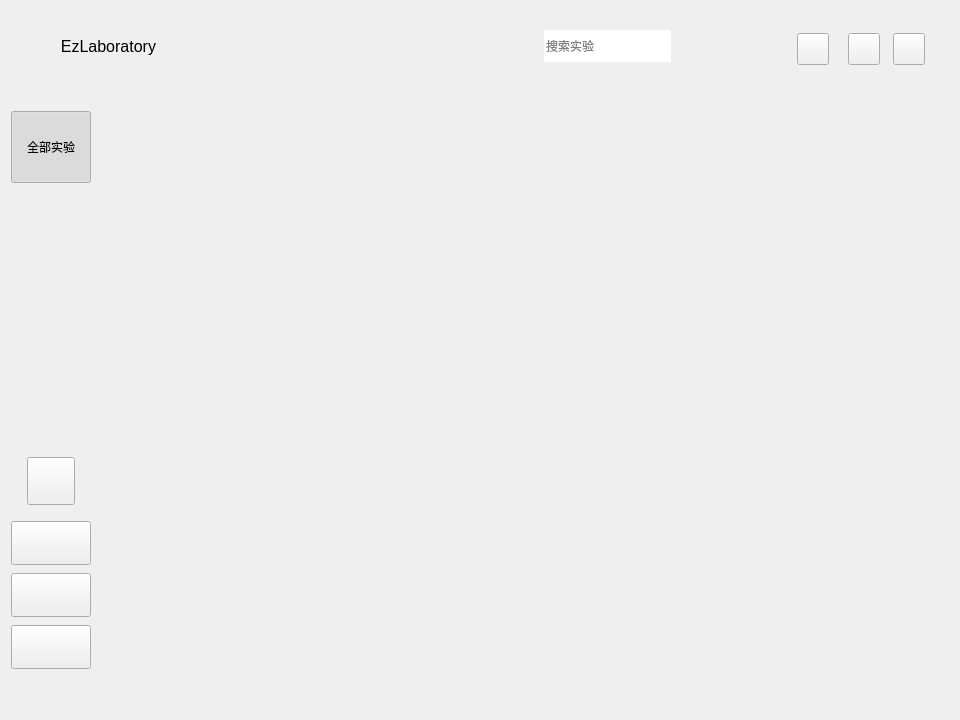
First picture: the form in EzLaboratory/source/mainwindow/MainWindow.ui, repository Shulincooky/EzLaboratory, before the edit.
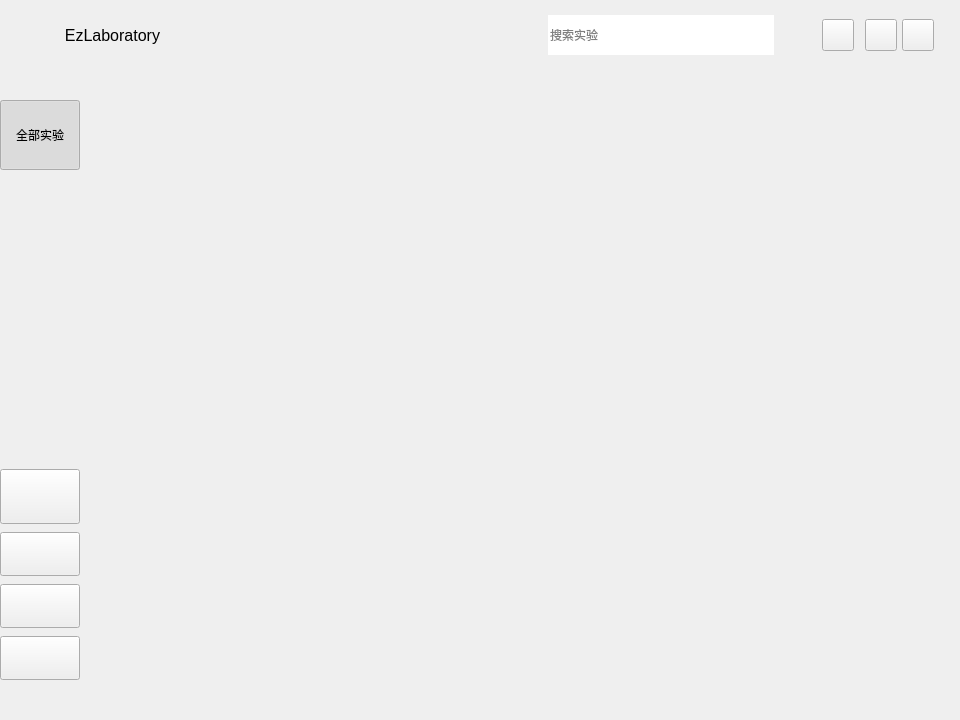
Second picture: the form after the edit. Icons and pictures are not drawn.

```diff
--- a/EzLaboratory/source/mainwindow/MainWindow.ui
+++ b/EzLaboratory/source/mainwindow/MainWindow.ui
@@ -21,6 +21,283 @@
   </property>
   <widget class="QWidget" name="centralWidget">
    <layout class="QGridLayout" name="gridLayout">
+    <property name="leftMargin">
+     <number>0</number>
+    </property>
+    <property name="topMargin">
+     <number>0</number>
+    </property>
+    <property name="rightMargin">
+     <number>0</number>
+    </property>
+    <property name="bottomMargin">
+     <number>0</number>
+    </property>
+    <property name="spacing">
+     <number>0</number>
+    </property>
+    <item row="1" column="0">
+     <widget class="QStackedWidget" name="mainContentStack">
+      <property name="currentIndex">
+       <number>0</number>
+      </property>
+      <widget class="QWidget" name="workspace">
+       <layout class="QGridLayout" name="workspaceLayout">
+        <property name="leftMargin">
+         <number>0</number>
+        </property>
+        <property name="topMargin">
+         <number>0</number>
+        </property>
+        <property name="rightMargin">
+         <number>0</number>
+        </property>
+        <property name="bottomMargin">
+         <number>0</number>
+        </property>
+        <property name="spacing">
+         <number>0</number>
+        </property>
+        <item row="0" column="0">
+         <widget class="QWidget" name="sideBar" native="true">
+          <property name="minimumSize">
+           <size>
+            <width>80</width>
+            <height>0</height>
+           </size>
+          </property>
+          <property name="maximumSize">
+           <size>
+            <width>80</width>
+            <height>16777215</height>
+           </size>
+          </property>
+          <layout class="QVBoxLayout" name="verticalLayout">
+           <property name="spacing">
+            <number>8</number>
+           </property>
+           <property name="leftMargin">
+            <number>0</number>
+           </property>
+           <property name="topMargin">
+            <number>30</number>
+           </property>
+           <property name="rightMargin">
+            <number>0</number>
+           </property>
+           <property name="bottomMargin">
+            <number>40</number>
+           </property>
+           <item>
+            <widget class="QToolButton" name="navExperimentsButton">
+             <property name="minimumSize">
+              <size>
+               <width>80</width>
+               <height>70</height>
+              </size>
+             </property>
+             <property name="maximumSize">
+              <size>
+               <width>80</width>
+               <height>70</height>
+              </size>
+             </property>
+             <property name="toolTip">
+              <string>Experiments</string>
+             </property>
+             <property name="text">
+              <string>全部实验</string>
+             </property>
+             <property name="icon">
+              <iconset resource="../../resources/Main.qrc">
+               <normaloff>:/Main/icons/sidebar/all_experiments.svg</normaloff>
+               <normalon>:/Main/icons/sidebar/all_experiments_active.svg</normalon>:/Main/icons/sidebar/all_experiments.svg</iconset>
+             </property>
+             <property name="iconSize">
+              <size>
+               <width>32</width>
+               <height>32</height>
+              </size>
+             </property>
+             <property name="checkable">
+              <bool>true</bool>
+             </property>
+             <property name="checked">
+              <bool>true</bool>
+             </property>
+             <property name="toolButtonStyle">
+              <enum>Qt::ToolButtonStyle::ToolButtonTextUnderIcon</enum>
+             </property>
+            </widget>
+           </item>
+           <item>
+            <spacer name="sideBarSpacer">
+             <property name="orientation">
+              <enum>Qt::Orientation::Vertical</enum>
+             </property>
+             <property name="sizeHint" stdset="0">
+              <size>
+               <width>0</width>
+               <height>0</height>
+              </size>
+             </property>
+            </spacer>
+           </item>
+           <item>
+            <widget class="QToolButton" name="avatarButton">
+             <property name="sizePolicy">
+              <sizepolicy hsizetype="Fixed" vsizetype="Fixed">
+               <horstretch>0</horstretch>
+               <verstretch>0</verstretch>
+              </sizepolicy>
+             </property>
+             <property name="minimumSize">
+              <size>
+               <width>80</width>
+               <height>55</height>
+              </size>
+             </property>
+             <property name="maximumSize">
+              <size>
+               <width>80</width>
+               <height>55</height>
+              </size>
+             </property>
+             <property name="toolTip">
+              <string>Profile</string>
+             </property>
+             <property name="text">
+              <string/>
+             </property>
+             <property name="icon">
+              <iconset resource="../../resources/Main.qrc">
+               <normaloff>:/Main/icons/sidebar/avatar_default.svg</normaloff>:/Main/icons/sidebar/avatar_default.svg</iconset>
+             </property>
+             <property name="iconSize">
+              <size>
+               <width>50</width>
+               <height>50</height>
+              </size>
+             </property>
+             <property name="checkable">
+              <bool>true</bool>
+             </property>
+            </widget>
+           </item>
+           <item>
+            <widget class="QToolButton" name="historyButton">
+             <property name="minimumSize">
+              <size>
+               <width>80</width>
+               <height>44</height>
+              </size>
+             </property>
+             <property name="maximumSize">
+              <size>
+               <width>80</width>
+               <height>44</height>
+              </size>
+             </property>
+             <property name="toolTip">
+              <string>History</string>
+             </property>
+             <property name="text">
+              <string/>
+             </property>
+             <property name="icon">
+              <iconset resource="../../resources/Main.qrc">
+               <normaloff>:/Main/icons/sidebar/history.svg</normaloff>
+               <normalon>:/Main/icons/sidebar/history_active.svg</normalon>:/Main/icons/sidebar/history.svg</iconset>
+             </property>
+             <property name="iconSize">
+              <size>
+               <width>34</width>
+               <height>34</height>
+              </size>
+             </property>
+             <property name="checkable">
+              <bool>true</bool>
+             </property>
+            </widget>
+           </item>
+           <item>
+            <widget class="QToolButton" name="themeButton">
+             <property name="minimumSize">
+              <size>
+               <width>80</width>
+               <height>44</height>
+              </size>
+             </property>
+             <property name="maximumSize">
+              <size>
+               <width>80</width>
+               <height>44</height>
+              </size>
+             </property>
+             <property name="toolTip">
+              <string>Theme</string>
+             </property>
+             <property name="text">
+              <string/>
+             </property>
+             <property name="icon">
+              <iconset resource="../../resources/Main.qrc">
+               <normaloff>:/Main/icons/sidebar/moon.svg</normaloff>:/Main/icons/sidebar/moon.svg</iconset>
+             </property>
+             <property name="iconSize">
+              <size>
+               <width>32</width>
+               <height>32</height>
+              </size>
+             </property>
+            </widget>
+           </item>
+           <item>
+            <widget class="QToolButton" name="settingsButton">
+             <property name="minimumSize">
+              <size>
+               <width>80</width>
+               <height>44</height>
+              </size>
+             </property>
+             <property name="maximumSize">
+              <size>
+               <width>80</width>
+               <height>44</height>
+              </size>
+             </property>
+             <property name="toolTip">
+              <string>Settings</string>
+             </property>
+             <property name="text">
+              <string/>
+             </property>
+             <property name="icon">
+              <iconset resource="../../resources/Main.qrc">
+               <normaloff>:/Main/icons/sidebar/setting.svg</normaloff>
+               <normalon>:/Main/icons/sidebar/setting_active.svg</normalon>:/Main/icons/sidebar/setting.svg</iconset>
+             </property>
+             <property name="iconSize">
+              <size>
+               <width>32</width>
+               <height>32</height>
+              </size>
+             </property>
+             <property name="checkable">
+              <bool>true</bool>
+             </property>
+            </widget>
+           </item>
+          </layout>
+         </widget>
+        </item>
+        <item row="0" column="1">
+         <widget class="QStackedWidget" name="workspaceContentStack"/>
+        </item>
+       </layout>
+      </widget>
+     </widget>
+    </item>
     <item row="0" column="0">
      <widget class="QWidget" name="topBar" native="true">
       <property name="minimumSize">
@@ -36,8 +313,38 @@
        </size>
       </property>
       <layout class="QHBoxLayout" name="horizontalLayout_7">
+       <property name="spacing">
+        <number>0</number>
+       </property>
+       <property name="leftMargin">
+        <number>0</number>
+       </property>
+       <property name="topMargin">
+        <number>0</number>
+       </property>
+       <property name="rightMargin">
+        <number>0</number>
+       </property>
+       <property name="bottomMargin">
+        <number>0</number>
+       </property>
        <item>
         <layout class="QHBoxLayout" name="horizontalLayout_2">
+         <property name="spacing">
+          <number>4</number>
+         </property>
+         <property name="leftMargin">
+          <number>28</number>
+         </property>
+         <property name="topMargin">
+          <number>0</number>
+         </property>
+         <property name="rightMargin">
+          <number>32</number>
+         </property>
+         <property name="bottomMargin">
+          <number>0</number>
+         </property>
          <item>
           <widget class="QLabel" name="logoLabel">
            <property name="minimumSize">
@@ -84,6 +391,21 @@
        </item>
        <item>
         <layout class="QHBoxLayout" name="horizontalLayout_6">
+         <property name="spacing">
+          <number>0</number>
+         </property>
+         <property name="leftMargin">
+          <number>0</number>
+         </property>
+         <property name="topMargin">
+          <number>0</number>
+         </property>
+         <property name="rightMargin">
+          <number>24</number>
+         </property>
+         <property name="bottomMargin">
+          <number>0</number>
+         </property>
          <item>
           <spacer name="topBarLogoSpacer">
            <property name="orientation">
@@ -91,14 +413,20 @@
            </property>
            <property name="sizeHint" stdset="0">
             <size>
-             <width>40</width>
-             <height>20</height>
+             <width>0</width>
+             <height>0</height>
             </size>
            </property>
           </spacer>
          </item>
          <item>
           <widget class="QWidget" name="searchFrame" native="true">
+           <property name="sizePolicy">
+            <sizepolicy hsizetype="Preferred" vsizetype="Preferred">
+             <horstretch>0</horstretch>
+             <verstretch>0</verstretch>
+            </sizepolicy>
+           </property>
            <property name="minimumSize">
             <size>
              <width>274</width>
@@ -111,62 +439,73 @@
              <height>40</height>
             </size>
            </property>
-           <widget class="QLabel" name="searchIconLabel">
-            <property name="geometry">
-             <rect>
-              <x>8</x>
-              <y>8</y>
-              <width>24</width>
-              <height>24</height>
-             </rect>
+           <layout class="QHBoxLayout" name="horizontalLayout_3">
+            <property name="spacing">
+             <number>8</number>
             </property>
-            <property name="minimumSize">
-             <size>
-              <width>24</width>
-              <height>24</height>
-             </size>
+            <property name="leftMargin">
+             <number>8</number>
             </property>
-            <property name="maximumSize">
-             <size>
-              <width>24</width>
-              <height>24</height>
-             </size>
+            <property name="topMargin">
+             <number>0</number>
             </property>
-            <property name="text">
-             <string/>
+            <property name="rightMargin">
+             <number>8</number>
             </property>
-            <property name="pixmap">
-             <pixmap resource="../../resources/Main.qrc">:/Main/icons/topbar/search.svg</pixmap>
+            <property name="bottomMargin">
+             <number>0</number>
             </property>
-            <property name="scaledContents">
-             <bool>true</bool>
-            </property>
-           </widget>
-           <widget class="QLineEdit" name="searchLineEdit">
-            <property name="geometry">
-             <rect>
-              <x>40</x>
-              <y>4</y>
-              <width>127</width>
-              <height>32</height>
-             </rect>
-            </property>
-            <property name="minimumSize">
-             <size>
-              <width>0</width>
-              <height>32</height>
-             </size>
-            </property>
-            <property name="frame">
-             <bool>false</bool>
-            </property>
-            <property name="placeholderText">
-             <string>搜索实验</string>
-            </property>
-            <property name="clearButtonEnabled">
-             <bool>true</bool>
-            </property>
-           </widget>
+            <item>
+             <widget class="QLabel" name="searchIconLabel">
+              <property name="minimumSize">
+               <size>
+                <width>24</width>
+                <height>24</height>
+               </size>
+              </property>
+              <property name="maximumSize">
+               <size>
+                <width>24</width>
+                <height>24</height>
+               </size>
+              </property>
+              <property name="text">
+               <string/>
+              </property>
+              <property name="pixmap">
+               <pixmap resource="../../resources/Main.qrc">:/Main/icons/topbar/search.svg</pixmap>
+              </property>
+              <property name="scaledContents">
+               <bool>true</bool>
+              </property>
+             </widget>
+            </item>
+            <item>
+             <widget class="QLineEdit" name="searchLineEdit">
+              <property name="sizePolicy">
+               <sizepolicy hsizetype="Expanding" vsizetype="Preferred">
+                <horstretch>0</horstretch>
+                <verstretch>0</verstretch>
+               </sizepolicy>
+              </property>
+              <property name="minimumSize">
+               <size>
+                <width>0</width>
+                <height>32</height>
+               </size>
+              </property>
+              <property name="frame">
+               <bool>false</bool>
+              </property>
+              <property name="placeholderText">
+               <string>搜索实验</string>
+              </property>
+              <property name="clearButtonEnabled">
+               <bool>true</bool>
+              </property>
+             </widget>
+            </item>
+           </layout>
           </widget>
          </item>
         </layout>
@@ -186,6 +525,21 @@
           </size>
          </property>
          <layout class="QHBoxLayout" name="horizontalLayout">
+          <property name="spacing">
+           <number>0</number>
+          </property>
+          <property name="leftMargin">
+           <number>16</number>
+          </property>
+          <property name="topMargin">
+           <number>10</number>
+          </property>
+          <property name="rightMargin">
+           <number>26</number>
+          </property>
+          <property name="bottomMargin">
+           <number>10</number>
+          </property>
           <item>
            <widget class="QToolButton" name="minimizeButton">
             <property name="minimumSize">
@@ -229,7 +583,7 @@
             <property name="sizeHint" stdset="0">
              <size>
               <width>11</width>
-              <height>20</height>
+              <height>0</height>
              </size>
             </property>
            </spacer>
@@ -277,7 +631,7 @@
             <property name="sizeHint" stdset="0">
              <size>
               <width>5</width>
-              <height>20</height>
+              <height>0</height>
              </size>
             </property>
            </spacer>
@@ -320,289 +674,10 @@
       </layout>
      </widget>
     </item>
-    <item row="1" column="0">
-     <widget class="QStackedWidget" name="mainContentStack">
-         <property name="currentIndex">
-          <number>0</number>
-         </property>
-         <widget class="QWidget" name="workspace">
-          <layout class="QGridLayout" name="workspaceLayout">
-           <property name="leftMargin">
-            <number>0</number>
-           </property>
-           <property name="topMargin">
-            <number>0</number>
-           </property>
-           <property name="rightMargin">
-            <number>0</number>
-           </property>
-           <property name="bottomMargin">
-            <number>0</number>
-           </property>
-           <property name="spacing">
-            <number>0</number>
-           </property>
-           <item row="0" column="0">
-            <widget class="QWidget" name="sideBar" native="true">
-             <property name="minimumSize">
-              <size>
-               <width>80</width>
-               <height>0</height>
-              </size>
-             </property>
-             <property name="maximumSize">
-              <size>
-               <width>80</width>
-               <height>16777215</height>
-              </size>
-             </property>
-             <layout class="QVBoxLayout" name="sideBarLayout">
-              <property name="spacing">
-               <number>8</number>
-              </property>
-              <property name="leftMargin">
-               <number>0</number>
-              </property>
-              <property name="topMargin">
-               <number>24</number>
-              </property>
-              <property name="rightMargin">
-               <number>0</number>
-              </property>
-              <property name="bottomMargin">
-               <number>40</number>
-              </property>
-              <item>
-               <widget class="QToolButton" name="navExperimentsButton">
-                <property name="minimumSize">
-                 <size>
-                  <width>80</width>
-                  <height>72</height>
-                 </size>
-                </property>
-                <property name="maximumSize">
-                 <size>
-                  <width>80</width>
-                  <height>72</height>
-                 </size>
-                </property>
-                <property name="toolTip">
-                 <string>Experiments</string>
-                </property>
-                <property name="text">
-                 <string>全部实验</string>
-                </property>
-                <property name="icon">
-                 <iconset resource="../../resources/Main.qrc">
-                  <normaloff>:/Main/icons/sidebar/all_experiments.svg</normaloff>
-                  <normalon>:/Main/icons/sidebar/all_experiments_active.svg</normalon>:/Main/icons/sidebar/all_experiments.svg</iconset>
-                </property>
-                <property name="iconSize">
-                 <size>
-                  <width>32</width>
-                  <height>32</height>
-                 </size>
-                </property>
-                <property name="checkable">
-                 <bool>true</bool>
-                </property>
-                <property name="checked">
-                 <bool>true</bool>
-                </property>
-                <property name="toolButtonStyle">
-                 <enum>Qt::ToolButtonStyle::ToolButtonTextUnderIcon</enum>
-                </property>
-               </widget>
-              </item>
-              <item>
-               <spacer name="sideBarSpacer">
-                <property name="orientation">
-                 <enum>Qt::Orientation::Vertical</enum>
-                </property>
-                <property name="sizeHint" stdset="0">
-                 <size>
-                  <width>20</width>
-                  <height>40</height>
-                 </size>
-                </property>
-               </spacer>
-              </item>
-              <item>
-               <widget class="QWidget" name="avatarWidget" native="true">
-                <property name="minimumSize">
-                 <size>
-                  <width>80</width>
-                  <height>56</height>
-                 </size>
-                </property>
-                <property name="maximumSize">
-                 <size>
-                  <width>80</width>
-                  <height>56</height>
-                 </size>
-                </property>
-                <layout class="QGridLayout" name="avatarLayout">
-                 <property name="leftMargin">
-                  <number>0</number>
-                 </property>
-                 <property name="topMargin">
-                  <number>0</number>
-                 </property>
-                 <property name="rightMargin">
-                  <number>0</number>
-                 </property>
-                 <property name="bottomMargin">
-                  <number>8</number>
-                 </property>
-                 <property name="spacing">
-                  <number>0</number>
-                 </property>
-                 <item row="0" column="0" alignment="Qt::AlignmentFlag::AlignHCenter|Qt::AlignmentFlag::AlignTop">
-                  <widget class="QToolButton" name="avatarButton">
-                   <property name="minimumSize">
-                    <size>
-                     <width>48</width>
-                     <height>48</height>
-                    </size>
-                   </property>
-                   <property name="maximumSize">
-                    <size>
-                     <width>48</width>
-                     <height>48</height>
-                    </size>
-                   </property>
-                   <property name="toolTip">
-                    <string>Profile</string>
-                   </property>
-                   <property name="text">
-                    <string/>
-                   </property>
-                   <property name="checkable">
-                    <bool>true</bool>
-                   </property>
-                  </widget>
-                 </item>
-                </layout>
-               </widget>
-              </item>
-              <item>
-               <widget class="QToolButton" name="historyButton">
-                <property name="minimumSize">
-                 <size>
-                  <width>80</width>
-                  <height>44</height>
-                 </size>
-                </property>
-                <property name="maximumSize">
-                 <size>
-                  <width>80</width>
-                  <height>44</height>
-                 </size>
-                </property>
-                <property name="toolTip">
-                 <string>History</string>
-                </property>
-                <property name="text">
-                 <string/>
-                </property>
-                <property name="icon">
-                 <iconset resource="../../resources/Main.qrc">
-                  <normaloff>:/Main/icons/sidebar/history.svg</normaloff>
-                  <normalon>:/Main/icons/sidebar/history_active.svg</normalon>:/Main/icons/sidebar/history.svg</iconset>
-                </property>
-                <property name="iconSize">
-                 <size>
-                  <width>34</width>
-                  <height>34</height>
-                 </size>
-                </property>
-                <property name="checkable">
-                 <bool>true</bool>
-                </property>
-               </widget>
-              </item>
-              <item>
-               <widget class="QToolButton" name="themeButton">
-                <property name="minimumSize">
-                 <size>
-                  <width>80</width>
-                  <height>44</height>
-                 </size>
-                </property>
-                <property name="maximumSize">
-                 <size>
-                  <width>80</width>
-                  <height>44</height>
-                 </size>
-                </property>
-                <property name="toolTip">
-                 <string>Theme</string>
-                </property>
-                <property name="text">
-                 <string/>
-                </property>
-                <property name="icon">
-                 <iconset resource="../../resources/Main.qrc">
-                  <normaloff>:/Main/icons/sidebar/moon.svg</normaloff>:/Main/icons/sidebar/moon.svg</iconset>
-                </property>
-                <property name="iconSize">
-                 <size>
-                  <width>32</width>
-                  <height>32</height>
-                 </size>
-                </property>
-               </widget>
-              </item>
-              <item>
-               <widget class="QToolButton" name="settingsButton">
-                <property name="minimumSize">
-                 <size>
-                  <width>80</width>
-                  <height>44</height>
-                 </size>
-                </property>
-                <property name="maximumSize">
-                 <size>
-                  <width>80</width>
-                  <height>44</height>
-                 </size>
-                </property>
-                <property name="toolTip">
-                 <string>Settings</string>
-                </property>
-                <property name="text">
-                 <string/>
-                </property>
-                <property name="icon">
-                 <iconset resource="../../resources/Main.qrc">
-                  <normaloff>:/Main/icons/sidebar/setting.svg</normaloff>
-                  <normalon>:/Main/icons/sidebar/setting_active.svg</normalon>:/Main/icons/sidebar/setting.svg</iconset>
-                </property>
-                <property name="iconSize">
-                 <size>
-                  <width>32</width>
-                  <height>32</height>
-                 </size>
-                </property>
-                <property name="checkable">
-                 <bool>true</bool>
-                </property>
-               </widget>
-              </item>
-             </layout>
-            </widget>
-           </item>
-           <item row="0" column="1">
-            <widget class="QStackedWidget" name="workspaceContentStack"/>
-           </item>
-          </layout>
-         </widget>
-     </widget>
-    </item>
    </layout>
   </widget>
  </widget>
- <layoutdefault spacing="6" margin="11"/>
+ <layoutdefault spacing="0" margin="0"/>
  <resources>
   <include location="../../resources/Main.qrc"/>
  </resources>
```
Left out of the diff: 6 changed lines with no effect on the pictures.
